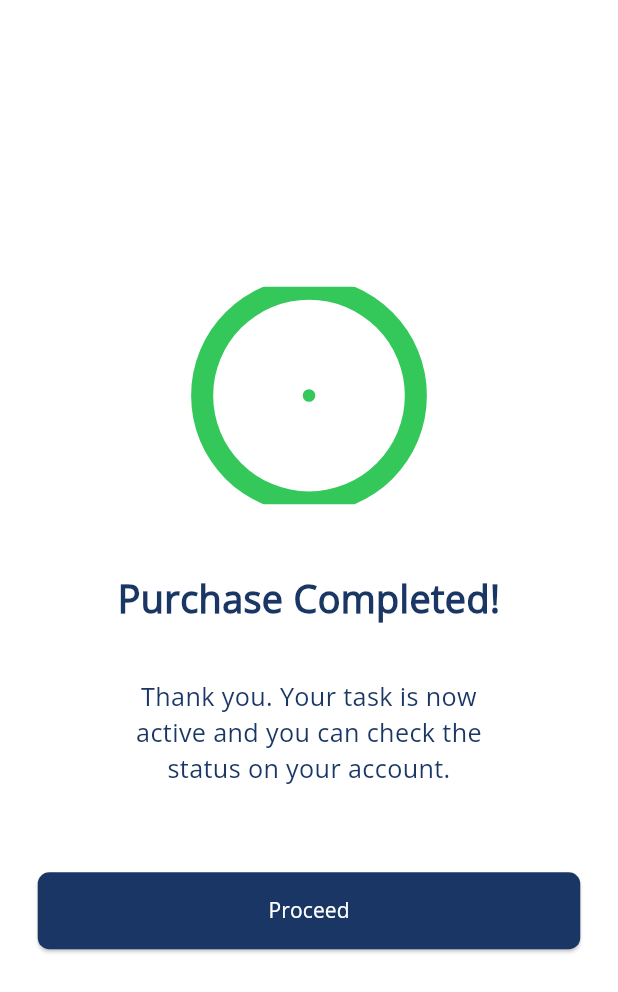
After one commit to sagorahamed1/medical-appointment, a Flutter app: the SuccessPayment screen opened by its route, on a phone screen of 412 x 824 dp. The commit adds this screen. Shown: the top 992 px of the screen. Run offline on Flutter 3.47's test engine with Material 3 defaults, Android fonts, the phone set to English and light mode, and no system bars; our stand-ins replace cached_network_image, cloud_firestore, connectivity_plus, firebase_auth, firebase_core, flutter_chat_bubble and 17 more; missing offline and left inert: ansicolor, dart:ffi, flutter_pdfview, flutter_stripe, image_gallery_saver_plus, mime_type and 4 more; accounts and stored records are empty; network calls fail.

Commit message:
stripe payment done

```diff
--- a/lib/controllers/user/user_patient_details_controller.dart
+++ b/lib/controllers/user/user_patient_details_controller.dart
@@ -68,7 +68,7 @@ class UserPatientDetailsController extends GetxController{
 
     if(response.statusCode == 200 || response.statusCode == 201){
       patientDetailsLoading(false);
-      Get.offAndToNamed(AppRoutes.userBottomNavBar);
+      Get.toNamed(AppRoutes.successPayment);
       ToastMessageHelper.showToastMessage('Doctor book successful');
     }else{
       ToastMessageHelper.showToastMessage(response.body['message']);
--- a/lib/main.dart
+++ b/lib/main.dart
@@ -6,9 +6,11 @@ import 'package:doctor_appointment/services/socket_services.dart';
 import 'package:doctor_appointment/services/zego_could_services.dart';
 import 'package:doctor_appointment/themes/light_theme.dart';
 import 'package:doctor_appointment/utils/app_constant.dart';
+import 'package:doctor_appointment/utils/constants.dart';
 import 'package:doctor_appointment/views/screens/splash/splash_screen.dart';
 import 'package:flutter/material.dart';
 import 'package:flutter_screenutil/flutter_screenutil.dart';
+import 'package:flutter_stripe/flutter_stripe.dart';
 import 'package:get/get.dart';
 import 'package:zego_uikit_prebuilt_call/zego_uikit_prebuilt_call.dart';
 import 'package:zego_uikit_signaling_plugin/zego_uikit_signaling_plugin.dart';
@@ -21,7 +23,7 @@ final GlobalKey<NavigatorState> navigatorKey = GlobalKey<NavigatorState>();
 
 void main() async {
   WidgetsFlutterBinding.ensureInitialized();
-
+  Stripe.publishableKey = Constants.publishAbleKey;
   try {
     await AuthService.setUpFirebase();
     ZegoUIKitPrebuiltCallInvitationService().setNavigatorKey(navigatorKey);
--- a/lib/routes/app_routes.dart
+++ b/lib/routes/app_routes.dart
@@ -47,6 +47,9 @@ import '../views/screens/setting/All_Privacy_Policy/all_privacy_policy_screen.da
 import '../views/screens/setting/change_password/change_password_screen.dart';
 import '../views/screens/setting/setting/setting_screen.dart';
 import '../views/screens/splash/splash_screen.dart';
+import '../views/widgets/cencel_payment.dart';
+import '../views/widgets/fail_payment.dart';
+import '../views/widgets/success_payment.dart';
 
 class AppRoutes {
   static const String splashScreen = "/SplashScreen.dart";
@@ -93,6 +96,9 @@ class AppRoutes {
   static const String addRecordsScreen = "/AddRecordsScreen.dart";
   static const String prescriptionFormScreen = "/PrescriptionFormScreen.dart";
   static const String seeAllAppintmentScreen = "/SeeAllAppintmentScreen.dart";
+  static const String failedPayment = "/FailedPayment.dart";
+  static const String successPayment = "/SuccessPayment.dart";
+  static const String cancelPayment = "/CancelPayment.dart";
 
 
   static List<GetPage> get routes => [
@@ -140,5 +146,8 @@ class AppRoutes {
         GetPage(name: addRecordsScreen, page: () => AddRecordsScreen()),
         GetPage(name: prescriptionFormScreen, page: () => PrescriptionFormScreen()),
         GetPage(name: seeAllAppintmentScreen, page: () => SeeAllAppintmentScreen()),
+        GetPage(name: failedPayment, page: () => FailedPayment()),
+        GetPage(name: successPayment, page: () => SuccessPayment()),
+        GetPage(name: cancelPayment, page: () => CancelPayment()),
   ];
 }
--- /dev/null
+++ b/lib/utils/constants.dart
@@ -0,0 +1,6 @@
+class Constants {
+  static const String publishAbleKey =
+      "pk_test_51OVVcyFiDaJ8bQBjyv4imMqxSbWPo07q81rTzpcw7yUIlXiUBfFThslht2LC8uD5Ec5MuiW1SPyrasy8N6v3MfyJ00d1bz549n";
+  static const String secretKey =
+      "sk_test_51OVVcyFiDaJ8bQBjNbxRzrInTwKZ0OX5zQ22QjOwJ5fBJEN4CJx1SkPmwCiDqmvO6UWOYuB5xMvV2SAjszbpCIDk009t0O7BqT";
+}
--- /dev/null
+++ b/lib/views/widgets/success_payment.dart
@@ -0,0 +1,56 @@
+import 'package:flutter/material.dart';
+import 'package:flutter_screenutil/flutter_screenutil.dart';
+import 'package:get/get.dart';
+import 'package:lottie/lottie.dart';
+import '../../../utils/app_colors.dart';
+import '../../routes/app_routes.dart';
+import 'custom_button.dart';
+import 'custom_text.dart';
+
+
+class SuccessPayment extends StatelessWidget {
+  const SuccessPayment({super.key});
+
+  @override
+  Widget build(BuildContext context) {
+    return Scaffold(
+      body: Padding(
+        padding: EdgeInsets.symmetric(horizontal: 24.w),
+        child: Column(
+          mainAxisAlignment: MainAxisAlignment.center,
+          children: [
+            //=====================> Lottie Success Animation <=======================
+            Lottie.asset(
+              'assets/animation/success_animation.json',
+              width: 150.w,
+              height: 150.h,
+              fit: BoxFit.cover,
+            ),
+            SizedBox(height: 46.h),
+            //=====================> Purchase Completed Text <=======================
+            CustomText(
+              text: "Purchase Completed!",
+              fontsize: 24.sp,
+              fontWeight: FontWeight.w600,
+              color: AppColors.primaryColor,
+            ),
+            SizedBox(height: 36.h),
+            CustomText(
+              text:
+              "Thank you. Your task is now\nactive and you can check the\nstatus on your account.",
+              fontsize: 16.sp,
+              color: AppColors.textColor193664,
+            ),
+            //=====================> Proceed to Program Button <=======================
+            SizedBox(height: 60.h),
+            CustomButton(
+                onpress: () {
+                  Get.offAndToNamed(AppRoutes.userBottomNavBar);
+                },
+                title: 'Proceed')
+          ],
+        ),
+      ),
+    );
+  }
+}
```
Also changed, not shown: assets/animation/cancel_animation.json (added, +1 -0 lines), assets/animation/failed_animation.json (added, +1 -0 lines), assets/animation/success_animation.json (added, +1 -0 lines), lib/controllers/payment_controller.dart (+159 -24 lines), lib/views/screens/User/User_Patient_Details/user_patient_details.dart (+60 -25 lines), lib/views/widgets/cencel_payment.dart (added, +59 -0 lines), lib/views/widgets/fail_payment.dart (added, +57 -0 lines), pubspec.yaml (+11 -3 lines), pubspec.lock, 7 other files.
